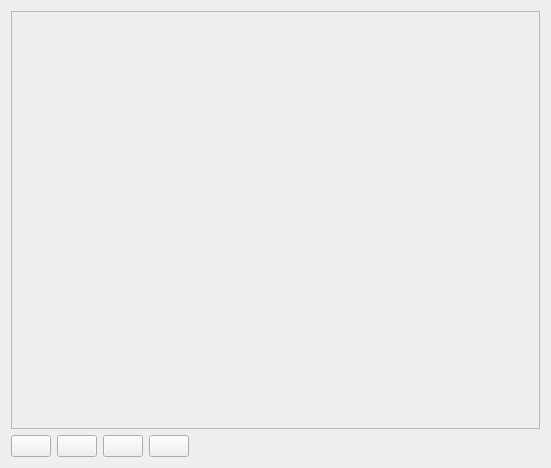
The window that OrodaelTurrim/res/ui/mapWidget.ui (Wilson194/OrodaelTurrim) describes before a commit, drawn with Qt 5.
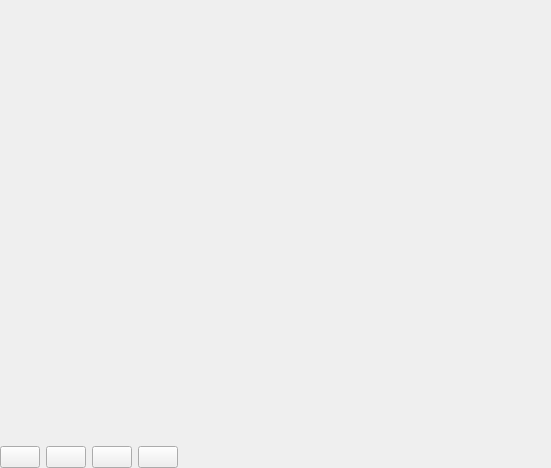
The same window after the commit.

Commit message: Update map widget view

```diff
--- a/OrodaelTurrim/res/ui/mapWidget.ui
+++ b/OrodaelTurrim/res/ui/mapWidget.ui
@@ -14,6 +14,18 @@
    <string>Form</string>
   </property>
   <layout class="QGridLayout" name="gridLayout">
+   <property name="leftMargin">
+    <number>0</number>
+   </property>
+   <property name="topMargin">
+    <number>0</number>
+   </property>
+   <property name="rightMargin">
+    <number>0</number>
+   </property>
+   <property name="bottomMargin">
+    <number>0</number>
+   </property>
    <item row="1" column="0">
     <widget class="QPushButton" name="zoomInButton">
      <property name="sizePolicy">
@@ -61,6 +73,12 @@
        <verstretch>0</verstretch>
       </sizepolicy>
      </property>
+     <property name="frameShape">
+      <enum>QFrame::NoFrame</enum>
+     </property>
+     <property name="lineWidth">
+      <number>0</number>
+     </property>
      <property name="verticalScrollBarPolicy">
       <enum>Qt::ScrollBarAsNeeded</enum>
      </property>
@@ -75,8 +93,8 @@
        <rect>
         <x>0</x>
         <y>0</y>
-        <width>531</width>
-        <height>419</height>
+        <width>551</width>
+        <height>439</height>
        </rect>
       </property>
      </widget>
```
The commit also changes 6 other files.
